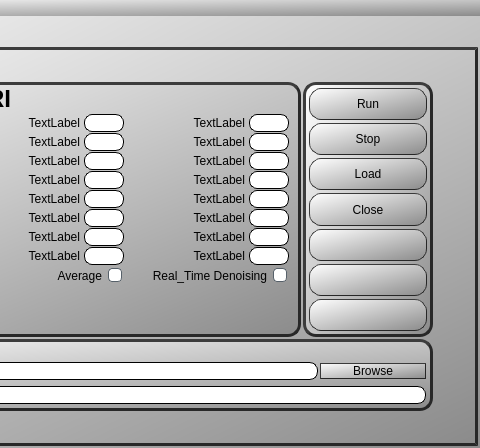
The window that MRI/form.ui (MMahdlouei/Qt_Class) describes before a commit, drawn with Qt 5; both pictures show x 361 to 841 and y 0 to 448 of the 841 by 448 pixel window.
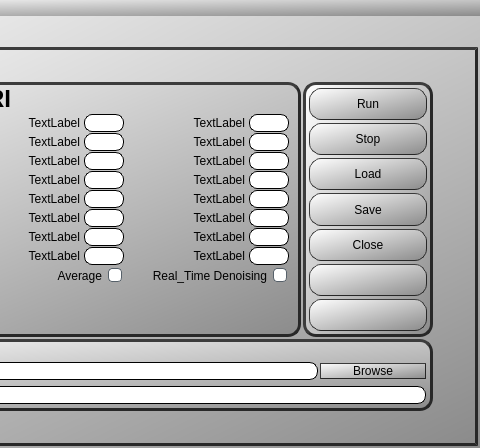
The same window after the commit. Icons and pictures are not drawn. Custom widgets are drawn as their Qt base class.

Diff of the .ui file:
```diff
--- a/MRI/form.ui
+++ b/MRI/form.ui
@@ -543,7 +543,23 @@
             </widget>
            </item>
            <item>
-            <widget class="QPushButton" name="pushButton_4">
+            <widget class="QPushButton" name="btnsave">
+             <property name="sizePolicy">
+              <sizepolicy hsizetype="Minimum" vsizetype="Minimum">
+               <horstretch>0</horstretch>
+               <verstretch>0</verstretch>
+              </sizepolicy>
+             </property>
+             <property name="cursor">
+              <cursorShape>PointingHandCursor</cursorShape>
+             </property>
+             <property name="text">
+              <string>Save</string>
+             </property>
+            </widget>
+           </item>
+           <item>
+            <widget class="QPushButton" name="btnclose">
              <property name="sizePolicy">
               <sizepolicy hsizetype="Minimum" vsizetype="Minimum">
                <horstretch>0</horstretch>
@@ -558,22 +574,6 @@
              </property>
             </widget>
            </item>
-           <item>
-            <widget class="QPushButton" name="pushButton_5">
-             <property name="sizePolicy">
-              <sizepolicy hsizetype="Minimum" vsizetype="Minimum">
-               <horstretch>0</horstretch>
-               <verstretch>0</verstretch>
-              </sizepolicy>
-             </property>
-             <property name="cursor">
-              <cursorShape>PointingHandCursor</cursorShape>
-             </property>
-             <property name="text">
-              <string/>
-             </property>
-            </widget>
-           </item>
            <item>
             <widget class="QPushButton" name="pushButton_6">
              <property name="sizePolicy">
```
Left out of the diff: 8 changed lines with no effect on the pictures.
